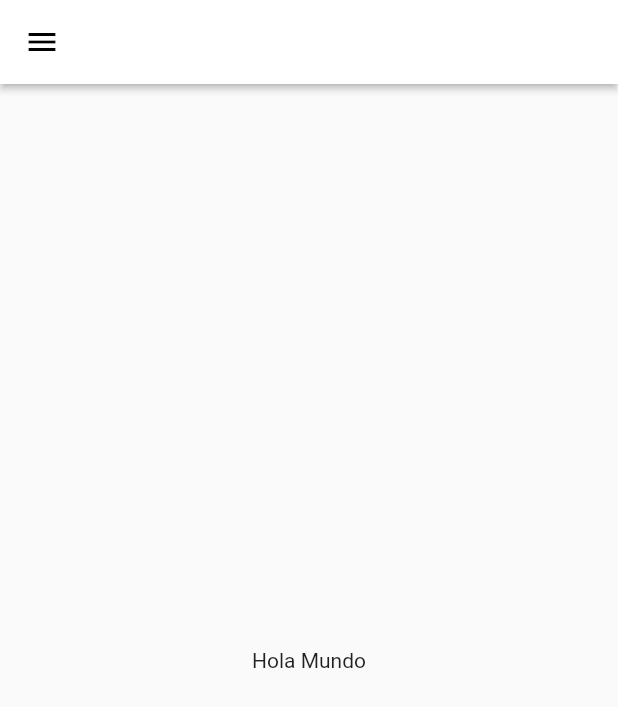
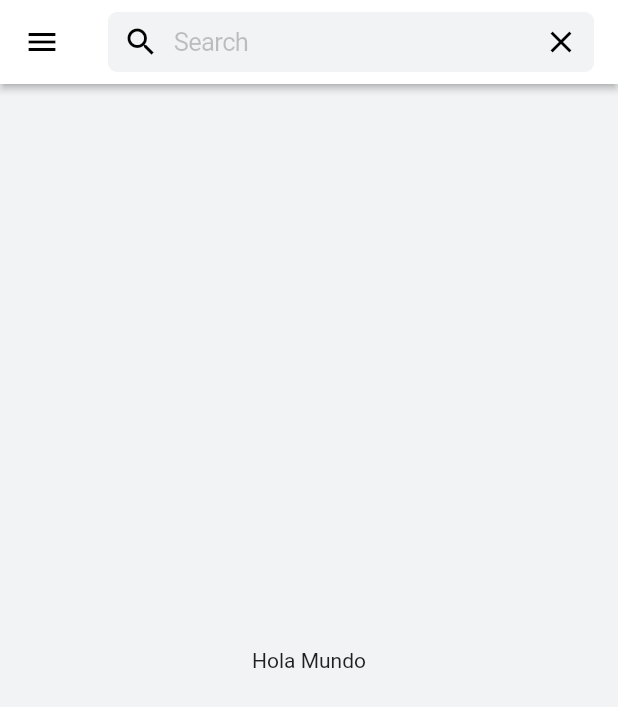
Before and after one commit to plokmij/todo, a Flutter app: the screen it shows after launch, on a phone screen of 412 x 824 dp. Shown: the top 707 px of the screen. Run offline on Flutter 3.47's test engine with Material 2 defaults, Android fonts, the phone set to English and light mode, and no system bars.

Commit message:
added textfield appbar title

```diff
--- a/lib/main.dart
+++ b/lib/main.dart
@@ -1,3 +1,4 @@
+import 'package:flutter/cupertino.dart';
 import 'package:flutter/material.dart';
 
 void main() {
@@ -27,7 +28,36 @@ class MainScreen extends StatelessWidget {
     return Scaffold(
       appBar: AppBar(
         elevation: 2.0,
+        centerTitle: true,
+        title: SizedBox(
+          width: 600,
+          child: CupertinoTextField(
+            placeholder: 'Search',
+            prefix: Padding(
+              padding: EdgeInsets.only(
+                left: 10,
+              ),
+              child: Icon(Icons.search),
+            ),
+            suffix: Padding(
+              padding: EdgeInsets.only(
+                right: 10,
+              ),
+              child: Icon(Icons.close),
+            ),
+            padding: EdgeInsets.all(10),
+            decoration: BoxDecoration(
+              borderRadius: BorderRadius.all(
+                Radius.circular(
+                  6,
+                ),
+              ),
+              color: Color(0xffF1F3F4),
+            ),
+          ),
+        ),
       ),
+      backgroundColor: Color(0xffF1F3F4),
       body: Center(
         child: Text("Hola Mundo"),
       ),
```
Also changed, not shown: pubspec.yaml (+2 -61 lines), pubspec.lock, 1 other file.
